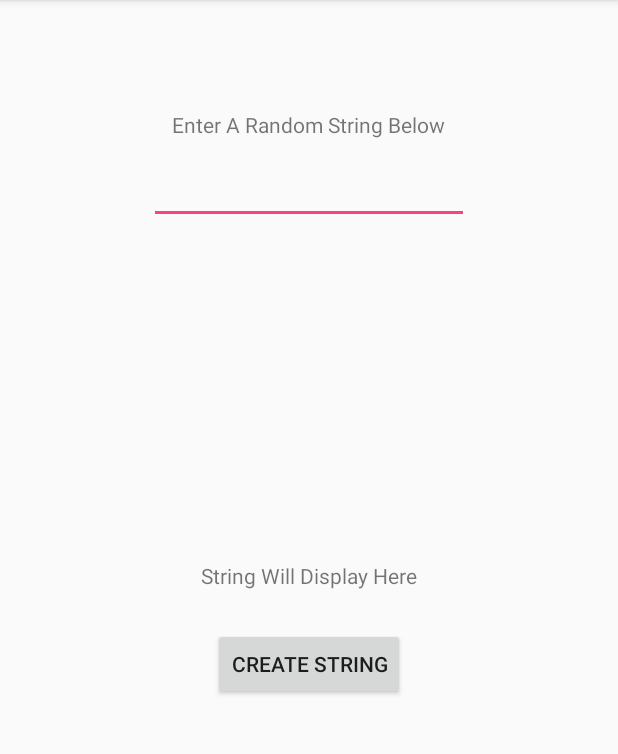
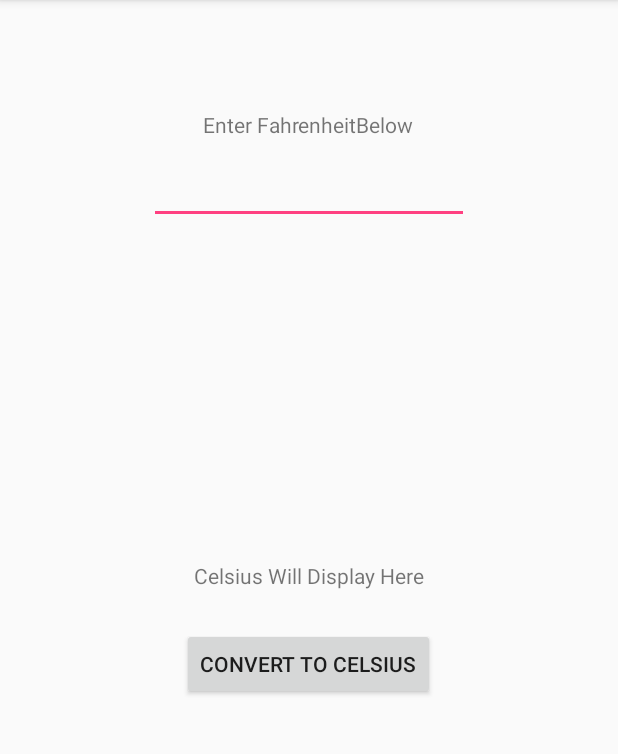
Before and after one commit to powerwaffe/PortToLand, an Android app: the screen it shows after launch (MainActivity), on a phone screen of 412 x 824 dp, the part 84-838 px from its top. Run offline under Robolectric (Android 15) with nearby library versions, the phone set to English and light mode, and no system bars.

Commit message:
Changed everything and now displays Fahrenheit to Celsius

```diff
--- a/app/src/main/java/edu/dtcc/sean/porttoland/MainActivity.java
+++ b/app/src/main/java/edu/dtcc/sean/porttoland/MainActivity.java
@@ -2,11 +2,26 @@ package edu.dtcc.sean.porttoland;
 
 import android.support.v7.app.AppCompatActivity;
 import android.os.Bundle;
+import android.util.Log;
 import android.view.View;
 import android.widget.Button;
+import android.widget.EditText;
 import android.widget.TextView;
+import android.widget.Toast;
 
-public class MainActivity extends AppCompatActivity implements View.OnClickListener {
+public class MainActivity extends AppCompatActivity implements View.OnClickListener
+{
+    // Define key for the bundle
+    private final String CELSIUS_KEY = "celsius value";
+
+    // Define variable for Celsius
+    private double celsius;
+
+    // Define input field
+    private EditText editText;
+
+    // Define the output field
+    private TextView tvDisplayCelsius;
 
     @Override
     protected void onCreate(Bundle savedInstanceState)
@@ -14,20 +29,57 @@ public class MainActivity extends AppCompatActivity implements View.OnClickListe
         super.onCreate(savedInstanceState);
         setContentView(R.layout.activity_main);
 
+        // Get references to the output fields
+        tvDisplayCelsius = (TextView) findViewById(R.id.tvDisplayCelsius);
+
+        // Get references to the input fields
+        editText = (EditText) findViewById(R.id.editText);
+
         // Create onClick listener
-        Button createString = (Button) findViewById(R.id.btnCreateString);
+        Button createString = (Button) findViewById(R.id.btnCalculateFahrenheit);
         createString.setOnClickListener(this);
+
+        if (savedInstanceState != null)
+        {
+            // Restore the save data
+            celsius = savedInstanceState.getDouble(CELSIUS_KEY);
+
+            tvDisplayCelsius.setText(Double.toString(celsius));
+            Log.d("SEAN", "bundle restored");
+        }
+    }
+
+    @Override
+    protected void onSaveInstanceState(Bundle outState)
+    {
+        super.onSaveInstanceState(outState);
+
+        outState.putDouble(CELSIUS_KEY, celsius);
+
+        Log.d("SEAN", "bundle saved");
     }
 
     @Override
     public void onClick(View v)
     {
-        // Create textView objects
-        TextView textView1 = (TextView) findViewById(R.id.tvDisplayString);
-        TextView textView2 = (TextView) findViewById(R.id.editText);
+       try
+       {
+           // Read input
+           double fahrenheit = Double.parseDouble(editText.getText().toString());
 
-        // Set text from textView2 to textView1
-        textView1.setText(textView2.getText());
+           // Calculate
+           celsius = (fahrenheit - 32) * 5 / 9;
 
+           // Add results to textView
+           tvDisplayCelsius.setText(String.format("%.2f", celsius));
+       }
+       catch (Exception e)
+       {
+           // Display warning toast
+           Toast.makeText(MainActivity.this, "Invalid Input", Toast.LENGTH_LONG).show();
+
+           // Clear fields
+           tvDisplayCelsius.setText("");
+       }
     }
 }
--- a/app/src/main/res/layout/activity_main.xml
+++ b/app/src/main/res/layout/activity_main.xml
@@ -10,14 +10,6 @@
     android:paddingTop="@dimen/activity_vertical_margin"
     tools:context="edu.dtcc.sean.porttoland.MainActivity">
 
-    <TextView
-        android:layout_width="wrap_content"
-        android:layout_height="wrap_content"
-        android:text="Enter A Random String Below"
-        android:layout_marginTop="57dp"
-        android:layout_alignParentTop="true"
-        android:layout_centerHorizontal="true" />
-
     <EditText
         android:layout_width="wrap_content"
         android:layout_height="wrap_content"
@@ -29,19 +21,27 @@
         android:layout_centerHorizontal="true" />
 
     <TextView
-        android:text="String Will Display Here"
+        android:text="Celsius Will Display Here"
         android:layout_width="wrap_content"
         android:layout_height="wrap_content"
         android:layout_centerVertical="true"
         android:layout_centerHorizontal="true"
-        android:id="@+id/tvDisplayString" />
+        android:id="@+id/tvDisplayCelsius" />
 
     <Button
-        android:text="Create String"
+        android:text="Convert To Celsius"
         android:layout_width="wrap_content"
         android:layout_height="wrap_content"
         android:layout_marginTop="25dp"
-        android:id="@+id/btnCreateString"
-        android:layout_below="@+id/tvDisplayString"
+        android:id="@+id/btnCalculateFahrenheit"
+        android:layout_below="@+id/tvDisplayCelsius"
+        android:layout_centerHorizontal="true" />
+
+    <TextView
+        android:layout_width="wrap_content"
+        android:layout_height="wrap_content"
+        android:text="Enter FahrenheitBelow"
+        android:layout_marginTop="57dp"
+        android:layout_alignParentTop="true"
         android:layout_centerHorizontal="true" />
 </RelativeLayout>
```
